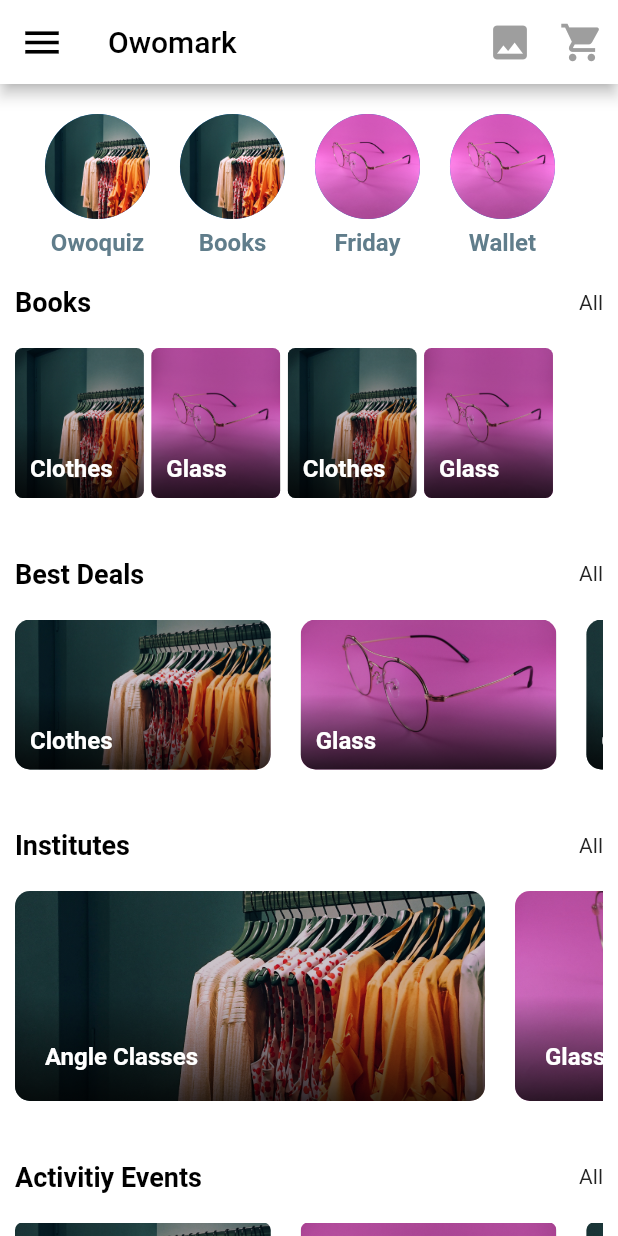
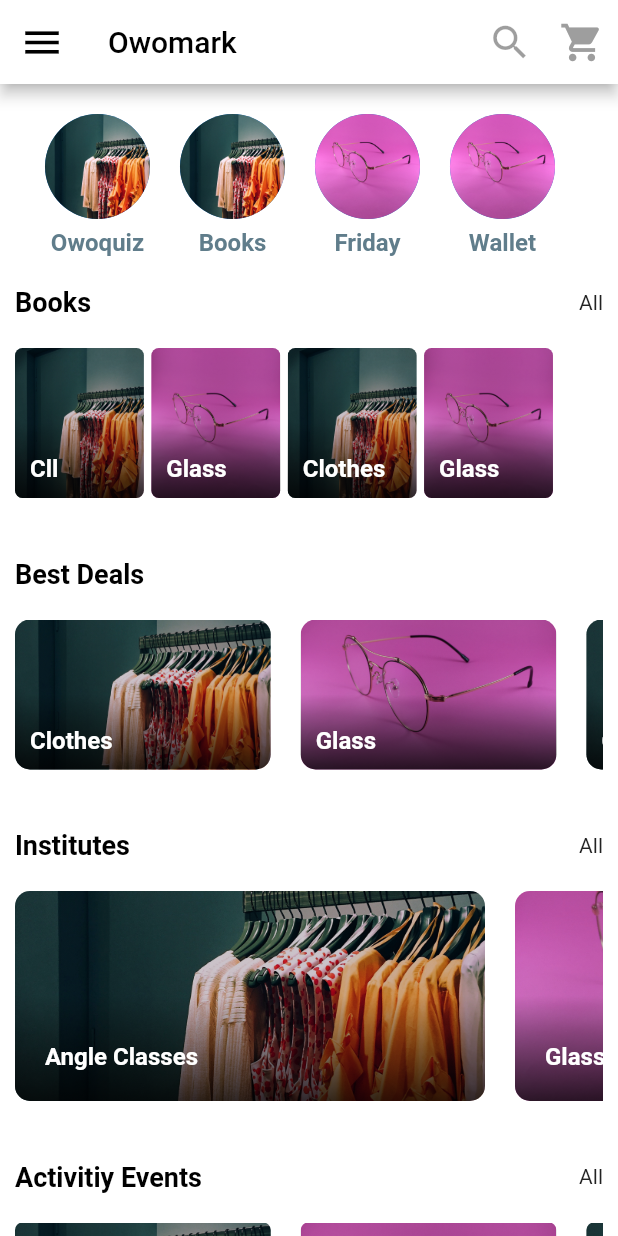
Before and after one commit to Vaibhav1508/Owomark2.0, a Flutter app: the screen it shows after launch, after a tap on "Get Started", on a phone screen of 412 x 824 dp. Run offline on Flutter 3.47's test engine with Material 2 defaults, Android fonts, the phone set to English and light mode, and no system bars; our stand-ins replace simple_animations.

Commit message:
Owomark
2.0.6

- Last Commit

Signed-off-by: vibhu <vaibhavmehta974@gmail.com>

```diff
--- a/lib/dashboard_screen.dart
+++ b/lib/dashboard_screen.dart
@@ -1,15 +1,23 @@
 import 'package:flutter/material.dart';
 import 'package:flutter/rendering.dart';
 import 'package:owomark/cart_screen.dart';
+import 'package:owomark/competitions.dart';
 import 'package:owomark/create_profile.dart';
+import 'package:owomark/event_screen.dart';
 import 'package:owomark/home_screen.dart';
 import 'package:owomark/news_feed.dart';
 import 'package:owomark/notification_screen.dart';
 import 'package:owomark/owosell_screen.dart';
+import 'package:owomark/products_screen.dart';
+import 'package:owomark/projects.dart';
+import 'package:owomark/single_event.dart';
+import 'package:owomark/single_institute.dart';
+import 'package:owomark/single_product.dart';
 import 'package:owomark/wallet_screen.dart';
 
 import 'category_screen.dart';
 import 'chat_screen.dart';
+import 'institute.dart';
 import 'models/message_model.dart';
 import 'orders_screen.dart';
 
@@ -166,15 +174,10 @@ class _DashboardScreenState extends State<DashboardScreen> {
           elevation: 4.0,
           actions: <Widget>[
             IconButton(
-                icon: Icon(Icons.image),
+                icon: Icon(Icons.search),
                 iconSize: 30.0,
                 color: Colors.grey,
-                onPressed: () => Navigator.push(
-                      context,
-                      MaterialPageRoute(
-                        builder: (_) => NewsFeed(),
                ),
-                    )),
             IconButton(
                 icon: Icon(Icons.shopping_cart),
                 iconSize: 30.0,
@@ -245,7 +248,14 @@ class _DashboardScreenState extends State<DashboardScreen> {
                         color: Colors.black,
                         fontWeight: FontWeight.bold),
                   ),
-                  Text("All")
+                 GestureDetector(
+                   child:  Text("All"),
+                   onTap: ()=> Navigator.push(context,
+                   MaterialPageRoute(
+                     builder: (_)=> ProductsScreen()
+                   )
+                   ),
+                 )
                 ],
               ),
               SizedBox(
@@ -253,11 +263,14 @@ class _DashboardScreenState extends State<DashboardScreen> {
               ),
               Container(
                 height: 100,
+                child: GestureDetector(
                   child: ListView(
+
                     scrollDirection: Axis.horizontal,
+
                     children: <Widget>[
                       makeCategory(
-                        image: 'assets/images/clothes.jpg', title: 'Clothes'),
+                          image: 'assets/images/clothes.jpg', title: 'Cll'),
                       makeCategory(
                           image: 'assets/images/glass.jpg', title: 'Glass'),
                       makeCategory(
@@ -266,6 +279,10 @@ class _DashboardScreenState extends State<DashboardScreen> {
                           image: 'assets/images/glass.jpg', title: 'Glass'),
                     ],
                   ),
+                  onTap:()=> Navigator.push(context,MaterialPageRoute(
+                    builder: (_)=>SingleProduct()
+                  )),
+                )
               ),
               SizedBox(
                 height: 40,
@@ -280,7 +297,7 @@ class _DashboardScreenState extends State<DashboardScreen> {
                         color: Colors.black,
                         fontWeight: FontWeight.bold),
                   ),
-                  Text("All")
+
                 ],
               ),
               SizedBox(
@@ -315,7 +332,14 @@ class _DashboardScreenState extends State<DashboardScreen> {
                         color: Colors.black,
                         fontWeight: FontWeight.bold),
                   ),
-                  Text("All")
+                  GestureDetector(
+                    child:  Text("All"),
+                    onTap: ()=> Navigator.push(context,
+                        MaterialPageRoute(
+                            builder: (_)=> Institute()
+                        )
+                    ),
+                  )
                 ],
               ),
               SizedBox(
@@ -323,6 +347,7 @@ class _DashboardScreenState extends State<DashboardScreen> {
               ),
               Container(
                 height: 140,
+                child: GestureDetector(
                   child: ListView(
                     scrollDirection: Axis.horizontal,
                     children: <Widget>[
@@ -337,6 +362,12 @@ class _DashboardScreenState extends State<DashboardScreen> {
                           image: 'assets/images/glass.jpg', title: 'Glass'),
                     ],
                   ),
+                  onTap: ()=> Navigator.push(context,
+                      MaterialPageRoute(
+                          builder: (_)=> SingleInstitute()
+                      )
+                  ),
+                )
               ),
               SizedBox(
                 height: 40,
@@ -351,7 +382,14 @@ class _DashboardScreenState extends State<DashboardScreen> {
                         color: Colors.black,
                         fontWeight: FontWeight.bold),
                   ),
-                  Text("All")
+                  GestureDetector(
+                    child:
+                    Text("All"),
+                    onTap:()=> Navigator.push(context,
+                    MaterialPageRoute(
+                      builder: (_)=> EventScreen()
+                    )),
+                  )
                 ],
               ),
               SizedBox(
@@ -359,6 +397,7 @@ class _DashboardScreenState extends State<DashboardScreen> {
               ),
               Container(
                 height: 100,
+                child: GestureDetector(
                   child: ListView(
                     scrollDirection: Axis.horizontal,
                     children: <Widget>[
@@ -373,6 +412,10 @@ class _DashboardScreenState extends State<DashboardScreen> {
                           image: 'assets/images/glass.jpg', title: 'Quiz'),
                     ],
                   ),
+                  onTap:()=> Navigator.push(context, MaterialPageRoute(
+                    builder: (_) => SingleEvent()
+                  )),
+                )
               ),
               SizedBox(
                 height: 40,
@@ -381,13 +424,20 @@ class _DashboardScreenState extends State<DashboardScreen> {
                 mainAxisAlignment: MainAxisAlignment.spaceBetween,
                 children: <Widget>[
                   Text(
-                    "Paying Guest",
+                    "Competitions",
                     style: TextStyle(
                         fontSize: 18,
                         color: Colors.black,
                         fontWeight: FontWeight.bold),
                   ),
-                  Text("All")
+                  GestureDetector(
+                    child:
+                    Text("All"),
+                    onTap:()=> Navigator.push(context,
+                        MaterialPageRoute(
+                            builder: (_)=> Competitions()
+                        )),
+                  )
                 ],
               ),
               SizedBox(
@@ -395,6 +445,7 @@ class _DashboardScreenState extends State<DashboardScreen> {
               ),
               Container(
                 height: 100,
+                child: GestureDetector(
                   child: ListView(
                     scrollDirection: Axis.horizontal,
                     children: <Widget>[
@@ -408,6 +459,10 @@ class _DashboardScreenState extends State<DashboardScreen> {
                           image: 'assets/images/glass.jpg', title: 'Glass'),
                     ],
                   ),
+                  onTap:()=> Navigator.push(context, MaterialPageRoute(
+                    builder: (_)=> NewsFeed()
+                  )),
+                )
               ),
               SizedBox(
                 height: 40,
@@ -422,7 +477,14 @@ class _DashboardScreenState extends State<DashboardScreen> {
                         color: Colors.black,
                         fontWeight: FontWeight.bold),
                   ),
-                  Text("All")
+                  GestureDetector(
+                    child:  Text("All"),
+                    onTap: ()=> Navigator.push(context,
+                        MaterialPageRoute(
+                            builder: (_)=> Projects()
+                        )
+                    ),
+                  )
                 ],
               ),
               SizedBox(
--- a/pubspec.yaml
+++ b/pubspec.yaml
@@ -18,7 +18,6 @@ environment:
 dependencies:
   flutter:
     sdk: flutter
-  page_transition: ^1.1.4
   simple_animations: ^1.3.3
   rxdart: 0.22.2
 
```
Also changed, not shown: pubspec.lock. Lines whose indentation alone changed are shown as unchanged.
